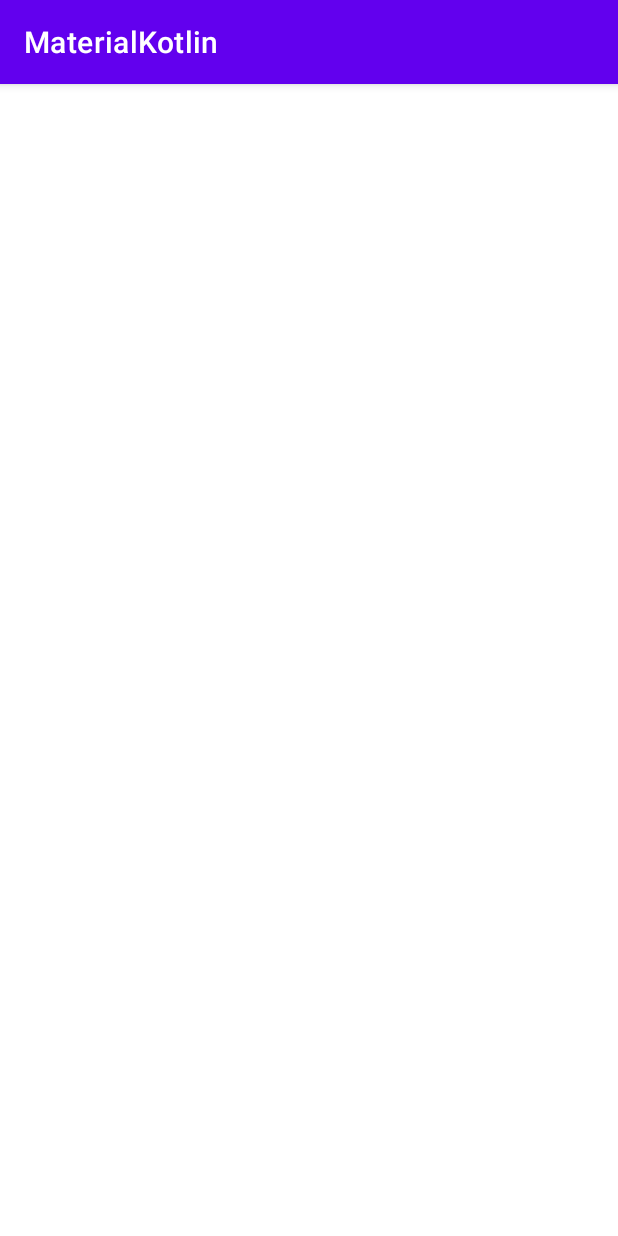
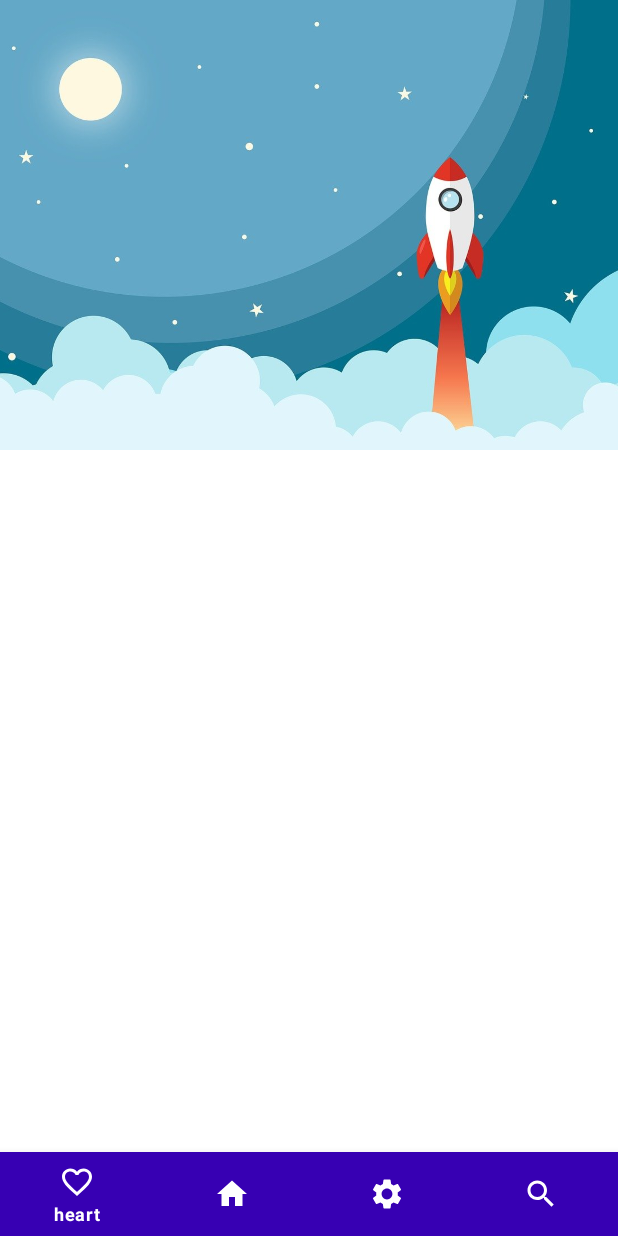
Before and after one commit to ShMike6491/Material, an Android app: the screen it shows after launch (MainActivity), on a phone screen of 412 x 824 dp. Run offline under Robolectric (Android 15) with nearby library versions, the phone set to English and light mode, and no system bars; libraries missing offline, so code that uses them is left out: coil.api.load; pictures from the network do not load; 1 statement that could not run was skipped.

Commit message:
view refactoring

```diff
--- a/app/src/main/java/com/materialkotlin/features/home/HomeFragment.kt
+++ b/app/src/main/java/com/materialkotlin/features/home/HomeFragment.kt
@@ -5,6 +5,7 @@ import android.view.View
 import android.widget.Toast
 import androidx.fragment.app.Fragment
 import androidx.lifecycle.ViewModelProvider
+import coil.api.load
 import com.materialkotlin.R
 import com.materialkotlin.databinding.FragmentHomeBinding
 import com.materialkotlin.util.AppState
@@ -18,22 +19,29 @@ class HomeFragment : Fragment(R.layout.fragment_home) {
         _binding = FragmentHomeBinding.bind(view)
 
         val viewModel: HomeViewModel = ViewModelProvider(this).get(HomeViewModel::class.java)
-        viewModel.getLiveData().observe(viewLifecycleOwner, {render(it)})
+        viewModel.getLiveData().observe(viewLifecycleOwner, { render(it) })
         viewModel.requestDailyImage()
     }
 
     private fun render(state: AppState?) {
-        when(state) {
+        when (state) {
             is AppState.Loading -> {
-                binding.pbLoading.visibility = View.VISIBLE
+                Toast.makeText(context, "Loading", Toast.LENGTH_SHORT).show()
             }
             is AppState.Error -> {
-                binding.pbLoading.visibility = View.GONE
                 Toast.makeText(context, "Error", Toast.LENGTH_SHORT).show()
             }
             is AppState.Success -> {
-                binding.pbLoading.visibility = View.GONE
-                binding.tvDailyPicTitle.text = state.data.title
+                binding.fabPictureDescription.visibility = View.VISIBLE
+                binding.mainToolbar.title = state.data.title
+                val url = state.data.url
+                url?.let {
+                    binding.ivDailyPicture.load(url) {
+                        lifecycle(this@HomeFragment)
+                        error(R.drawable.default_background)
+                        placeholder(R.drawable.default_background)
+                    }
+                }
             }
         }
     }
--- /dev/null
+++ b/app/src/main/res/drawable/ic_heart.xml
@@ -0,0 +1,5 @@
+<vector android:height="24dp" android:tint="#FFFFFF"
+    android:viewportHeight="24" android:viewportWidth="24"
+    android:width="24dp" xmlns:android="http://schemas.android.com/apk/res/android">
+    <path android:fillColor="@android:color/white" android:pathData="M16.5,3c-1.74,0 -3.41,0.81 -4.5,2.09C10.91,3.81 9.24,3 7.5,3 4.42,3 2,5.42 2,8.5c0,3.78 3.4,6.86 8.55,11.54L12,21.35l1.45,-1.32C18.6,15.36 22,12.28 22,8.5 22,5.42 19.58,3 16.5,3zM12.1,18.55l-0.1,0.1 -0.1,-0.1C7.14,14.24 4,11.39 4,8.5 4,6.5 5.5,5 7.5,5c1.54,0 3.04,0.99 3.57,2.36h1.87C13.46,5.99 14.96,5 16.5,5c2,0 3.5,1.5 3.5,3.5 0,2.89 -3.14,5.74 -7.9,10.05z"/>
+</vector>
--- /dev/null
+++ b/app/src/main/res/drawable/ic_home.xml
@@ -0,0 +1,5 @@
+<vector android:height="24dp" android:tint="#FFFFFF"
+    android:viewportHeight="24" android:viewportWidth="24"
+    android:width="24dp" xmlns:android="http://schemas.android.com/apk/res/android">
+    <path android:fillColor="@android:color/white" android:pathData="M10,20v-6h4v6h5v-8h3L12,3 2,12h3v8z"/>
+</vector>
--- /dev/null
+++ b/app/src/main/res/drawable/ic_search.xml
@@ -0,0 +1,5 @@
+<vector android:height="24dp" android:tint="#FFFFFF"
+    android:viewportHeight="24" android:viewportWidth="24"
+    android:width="24dp" xmlns:android="http://schemas.android.com/apk/res/android">
+    <path android:fillColor="@android:color/white" android:pathData="M15.5,14h-0.79l-0.28,-0.27C15.41,12.59 16,11.11 16,9.5 16,5.91 13.09,3 9.5,3S3,5.91 3,9.5 5.91,16 9.5,16c1.61,0 3.09,-0.59 4.23,-1.57l0.27,0.28v0.79l5,4.99L20.49,19l-4.99,-5zM9.5,14C7.01,14 5,11.99 5,9.5S7.01,5 9.5,5 14,7.01 14,9.5 11.99,14 9.5,14z"/>
+</vector>
--- /dev/null
+++ b/app/src/main/res/drawable/ic_settings.xml
@@ -0,0 +1,5 @@
+<vector android:height="24dp" android:tint="#FFFFFF"
+    android:viewportHeight="24" android:viewportWidth="24"
+    android:width="24dp" xmlns:android="http://schemas.android.com/apk/res/android">
+    <path android:fillColor="@android:color/white" android:pathData="M19.14,12.94c0.04,-0.3 0.06,-0.61 0.06,-0.94c0,-0.32 -0.02,-0.64 -0.07,-0.94l2.03,-1.58c0.18,-0.14 0.23,-0.41 0.12,-0.61l-1.92,-3.32c-0.12,-0.22 -0.37,-0.29 -0.59,-0.22l-2.39,0.96c-0.5,-0.38 -1.03,-0.7 -1.62,-0.94L14.4,2.81c-0.04,-0.24 -0.24,-0.41 -0.48,-0.41h-3.84c-0.24,0 -0.43,0.17 -0.47,0.41L9.25,5.35C8.66,5.59 8.12,5.92 7.63,6.29L5.24,5.33c-0.22,-0.08 -0.47,0 -0.59,0.22L2.74,8.87C2.62,9.08 2.66,9.34 2.86,9.48l2.03,1.58C4.84,11.36 4.8,11.69 4.8,12s0.02,0.64 0.07,0.94l-2.03,1.58c-0.18,0.14 -0.23,0.41 -0.12,0.61l1.92,3.32c0.12,0.22 0.37,0.29 0.59,0.22l2.39,-0.96c0.5,0.38 1.03,0.7 1.62,0.94l0.36,2.54c0.05,0.24 0.24,0.41 0.48,0.41h3.84c0.24,0 0.44,-0.17 0.47,-0.41l0.36,-2.54c0.59,-0.24 1.13,-0.56 1.62,-0.94l2.39,0.96c0.22,0.08 0.47,0 0.59,-0.22l1.92,-3.32c0.12,-0.22 0.07,-0.47 -0.12,-0.61L19.14,12.94zM12,15.6c-1.98,0 -3.6,-1.62 -3.6,-3.6s1.62,-3.6 3.6,-3.6s3.6,1.62 3.6,3.6S13.98,15.6 12,15.6z"/>
+</vector>
--- /dev/null
+++ b/app/src/main/res/drawable/ic_text.xml
@@ -0,0 +1,11 @@
+<vector xmlns:android="http://schemas.android.com/apk/res/android"
+    android:width="24dp"
+    android:height="24dp"
+    android:autoMirrored="true"
+    android:tint="#FFFFFF"
+    android:viewportWidth="24"
+    android:viewportHeight="24">
+    <path
+        android:fillColor="@color/white"
+        android:pathData="M20,2L4,2c-1.1,0 -2,0.9 -2,2v12c0,1.1 0.9,2 2,2h14l4,4L22,4c0,-1.1 -0.9,-2 -2,-2zM18,14L6,14v-2h12v2zM18,11L6,11L6,9h12v2zM18,8L6,8L6,6h12v2z" />
+</vector>
--- a/app/src/main/res/layout/activity_main.xml
+++ b/app/src/main/res/layout/activity_main.xml
@@ -11,4 +11,15 @@
         android:layout_width="match_parent"
         android:layout_height="match_parent"/>
 
+    <com.google.android.material.bottomnavigation.BottomNavigationView
+        android:id="@+id/bottom_navigation"
+        android:layout_width="match_parent"
+        android:layout_height="wrap_content"
+        android:background="?android:attr/windowBackground"
+        app:itemBackground="@color/purple_700"
+        app:itemIconTint="@color/white"
+        app:itemTextColor="@color/white"
+        app:layout_constraintBottom_toBottomOf="parent"
+        app:menu="@menu/bottom_navigation_menu" />
+
 </androidx.constraintlayout.widget.ConstraintLayout>
--- a/app/src/main/res/layout/fragment_home.xml
+++ b/app/src/main/res/layout/fragment_home.xml
@@ -1,42 +1,76 @@
 <?xml version="1.0" encoding="utf-8"?>
-<androidx.constraintlayout.widget.ConstraintLayout xmlns:android="http://schemas.android.com/apk/res/android"
+<androidx.coordinatorlayout.widget.CoordinatorLayout xmlns:android="http://schemas.android.com/apk/res/android"
     xmlns:app="http://schemas.android.com/apk/res-auto"
     xmlns:tools="http://schemas.android.com/tools"
     android:layout_width="match_parent"
-    android:layout_height="match_parent">
+    android:layout_height="match_parent"
+    android:background="@android:color/background_light"
+    android:fitsSystemWindows="true">
 
-    <ImageView
-        android:id="@+id/iv_daily_pic"
+    <com.google.android.material.appbar.AppBarLayout
+        android:id="@+id/main.appbar"
         android:layout_width="match_parent"
         android:layout_height="300dp"
-        android:contentDescription="@string/content_daily_picture"
-        android:scaleType="centerCrop"
-        app:layout_constraintEnd_toEndOf="parent"
-        app:layout_constraintStart_toStartOf="parent"
-        app:layout_constraintTop_toTopOf="parent"
-        tools:src="@tools:sample/backgrounds/scenic" />
+        android:fitsSystemWindows="true"
+        android:theme="@style/ThemeOverlay.AppCompat.Dark.ActionBar">
 
-    <TextView
-        android:id="@+id/tv_daily_pic_title"
+        <com.google.android.material.appbar.CollapsingToolbarLayout
+            android:id="@+id/main.collapsing"
+            android:layout_width="match_parent"
+            android:layout_height="match_parent"
+            android:fitsSystemWindows="true"
+            app:contentScrim="?attr/colorPrimary"
+            app:expandedTitleMarginEnd="64dp"
+            app:expandedTitleMarginStart="48dp"
+            app:layout_scrollFlags="scroll|exitUntilCollapsed">
+
+            <ImageView
+                android:id="@+id/iv_daily_picture"
+                android:layout_width="match_parent"
+                android:layout_height="match_parent"
+                android:fitsSystemWindows="true"
+                android:scaleType="centerCrop"
+                android:src="@drawable/default_background"
+                app:layout_collapseMode="parallax" />
+
+            <androidx.appcompat.widget.Toolbar
+                android:id="@+id/main.toolbar"
+                android:layout_width="match_parent"
+                android:layout_height="?attr/actionBarSize"
+                app:layout_collapseMode="pin"
+                app:popupTheme="@style/ThemeOverlay.AppCompat.Light" />
+
+        </com.google.android.material.appbar.CollapsingToolbarLayout>
+    </com.google.android.material.appbar.AppBarLayout>
+
+    <androidx.core.widget.NestedScrollView
+        android:layout_width="match_parent"
+        android:layout_height="match_parent"
+        app:layout_behavior="@string/appbar_scrolling_view_behavior">
+
+        <TextView
+            android:id="@+id/tv_daily_title"
+            android:layout_width="match_parent"
+            android:layout_height="wrap_content"
+            android:layout_margin="8dp"
+            android:lineSpacingExtra="8dp"
+            android:paddingTop="8dp"
+            android:text=""
+            android:textSize="20sp" />
+
+    </androidx.core.widget.NestedScrollView>
+
+    <com.google.android.material.floatingactionbutton.FloatingActionButton
+        android:id="@+id/fab_picture_description"
         android:layout_width="wrap_content"
         android:layout_height="wrap_content"
-        android:layout_margin="8dp"
-        android:ellipsize="end"
-        android:maxLines="1"
-        android:textColor="@color/black"
-        app:layout_constraintStart_toStartOf="parent"
-        app:layout_constraintTop_toBottomOf="@+id/iv_daily_pic"
-        tools:text="Title sample" />
-
-    <ProgressBar
-        android:id="@+id/pb_loading"
-        android:layout_width="wrap_content"
-        android:layout_height="wrap_content"
+        android:layout_margin="20dp"
+        android:contentDescription="@string/show_text"
+        android:src="@drawable/ic_text"
         android:visibility="gone"
-        app:layout_constraintBottom_toBottomOf="parent"
-        app:layout_constraintEnd_toEndOf="parent"
-        app:layout_constraintStart_toStartOf="parent"
-        app:layout_constraintTop_toTopOf="parent"
+        app:backgroundTint="@color/purple_700"
+        app:layout_anchor="@id/main.appbar"
+        app:layout_anchorGravity="bottom|right|end"
+        app:tint="@android:color/white"
         tools:visibility="visible" />
-
-</androidx.constraintlayout.widget.ConstraintLayout>
+</androidx.coordinatorlayout.widget.CoordinatorLayout>
--- /dev/null
+++ b/app/src/main/res/menu/bottom_navigation_menu.xml
@@ -0,0 +1,24 @@
+<?xml version="1.0" encoding="utf-8"?>
+<menu xmlns:android="http://schemas.android.com/apk/res/android"
+    xmlns:tools="http://schemas.android.com/tools">
+    <item
+        android:id="@+id/like"
+        android:enabled="true"
+        android:icon="@drawable/ic_heart"
+        android:title="@string/heart"/>
+    <item
+        android:id="@+id/home"
+        android:enabled="true"
+        android:icon="@drawable/ic_home"
+        android:title="@string/home"/>
+    <item
+        android:id="@+id/settings"
+        android:enabled="true"
+        android:icon="@drawable/ic_settings"
+        android:title="@string/settings" />
+    <item
+        android:id="@+id/search"
+        android:enabled="true"
+        android:icon="@drawable/ic_search"
+        android:title="@string/search"/>
+</menu>
--- a/app/src/main/res/values-night/themes.xml
+++ b/app/src/main/res/values-night/themes.xml
@@ -1,6 +1,6 @@
 <resources xmlns:tools="http://schemas.android.com/tools">
     <!-- Base application theme. -->
-    <style name="Theme.MaterialKotlin" parent="Theme.MaterialComponents.DayNight.DarkActionBar">
+    <style name="Theme.MaterialKotlin" parent="Theme.MaterialComponents.DayNight.NoActionBar">
         <!-- Primary brand color. -->
         <item name="colorPrimary">@color/purple_200</item>
         <item name="colorPrimaryVariant">@color/purple_700</item>
--- a/app/src/main/res/values/strings.xml
+++ b/app/src/main/res/values/strings.xml
@@ -1,4 +1,9 @@
 <resources>
     <string name="app_name">MaterialKotlin</string>
     <string name="content_daily_picture">Daily Nasa Image</string>
+    <string name="heart">heart</string>
+    <string name="home">home</string>
+    <string name="settings">settings</string>
+    <string name="search">search</string>
+    <string name="show_text">Show text</string>
 </resources>
--- a/app/src/main/res/values/themes.xml
+++ b/app/src/main/res/values/themes.xml
@@ -1,6 +1,6 @@
 <resources xmlns:tools="http://schemas.android.com/tools">
     <!-- Base application theme. -->
-    <style name="Theme.MaterialKotlin" parent="Theme.MaterialComponents.DayNight.DarkActionBar">
+    <style name="Theme.MaterialKotlin" parent="Theme.MaterialComponents.DayNight.NoActionBar">
         <!-- Primary brand color. -->
         <item name="colorPrimary">@color/purple_500</item>
         <item name="colorPrimaryVariant">@color/purple_700</item>
```
Also changed, not shown: app/src/main/res/drawable/default_background.jpg (added).
